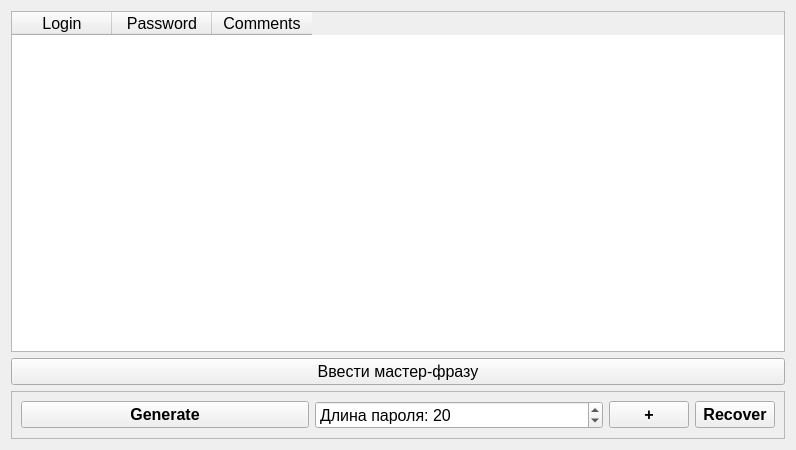
Above: widget.ui from nawww83/AllPass before the change. Below: the same form after it.
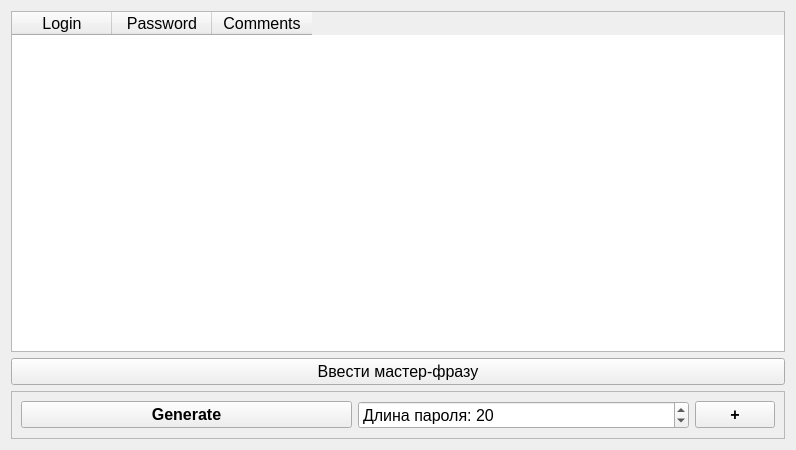
That is the form after the change.

Commit message: add recovery button

What changed in the file:
```diff
--- a/widget.ui
+++ b/widget.ui
@@ -132,30 +132,6 @@
           </property>
          </widget>
         </item>
-        <item>
-         <widget class="QPushButton" name="btn_recover_from_backup">
-          <property name="sizePolicy">
-           <sizepolicy hsizetype="Fixed" vsizetype="Fixed">
-            <horstretch>0</horstretch>
-            <verstretch>0</verstretch>
-           </sizepolicy>
-          </property>
-          <property name="font">
-           <font>
-            <pointsize>12</pointsize>
-            <bold>true</bold>
-            <underline>false</underline>
-            <strikeout>false</strikeout>
-           </font>
-          </property>
-          <property name="toolTip">
-           <string>&lt;html&gt;&lt;head/&gt;&lt;body&gt;&lt;p&gt;&lt;span style=&quot; color:#ff0000;&quot;&gt;Восстановить данные из &lt;/span&gt;&lt;span style=&quot; font-size:10pt; text-decoration: underline; color:#ff0000;&quot;&gt;встроенного&lt;/span&gt;&lt;span style=&quot; color:#ff0000;&quot;&gt; резервного хранилища.&lt;/span&gt;&lt;/p&gt;&lt;/body&gt;&lt;/html&gt;</string>
-          </property>
-          <property name="text">
-           <string>Recover</string>
-          </property>
-         </widget>
-        </item>
        </layout>
       </widget>
      </item>
```
The commit also changes 5 other files.
